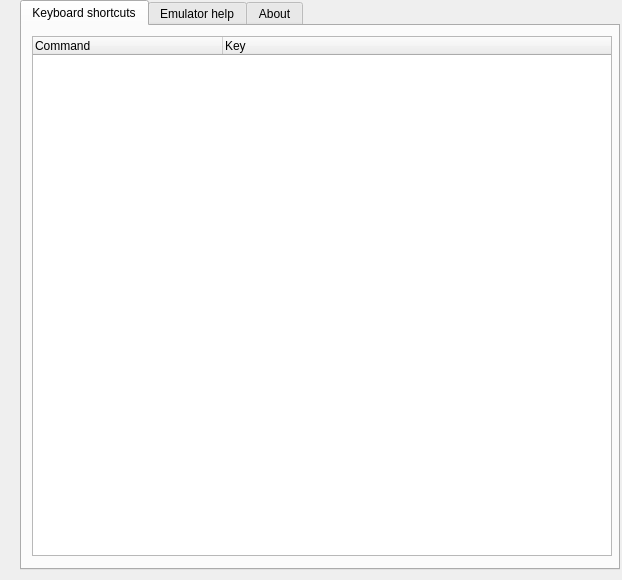
This is android/skin/qt/extended-pages/help-page.ui in aosp-mirror/platform_external_qemu as Qt 5 draws it before an edit. The edited form follows.
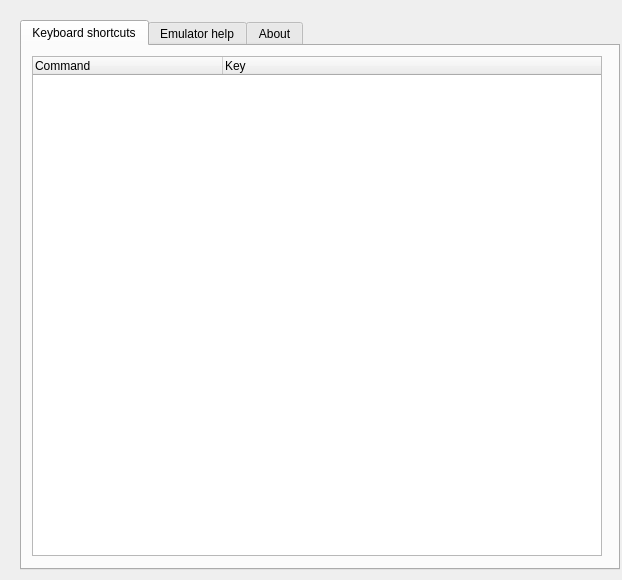
This is the edited form.

The edit to the form file:
```diff
--- a/android/skin/qt/extended-pages/help-page.ui
+++ b/android/skin/qt/extended-pages/help-page.ui
@@ -17,9 +17,9 @@
    <property name="geometry">
     <rect>
      <x>20</x>
-     <y>0</y>
+     <y>20</y>
      <width>600</width>
-     <height>570</height>
+     <height>550</height>
     </rect>
    </property>
    <property name="currentIndex">
@@ -34,8 +34,8 @@
       <rect>
        <x>10</x>
        <y>10</y>
-       <width>580</width>
-       <height>520</height>
+       <width>570</width>
+       <height>500</height>
       </rect>
      </property>
      <property name="focusPolicy">
```
